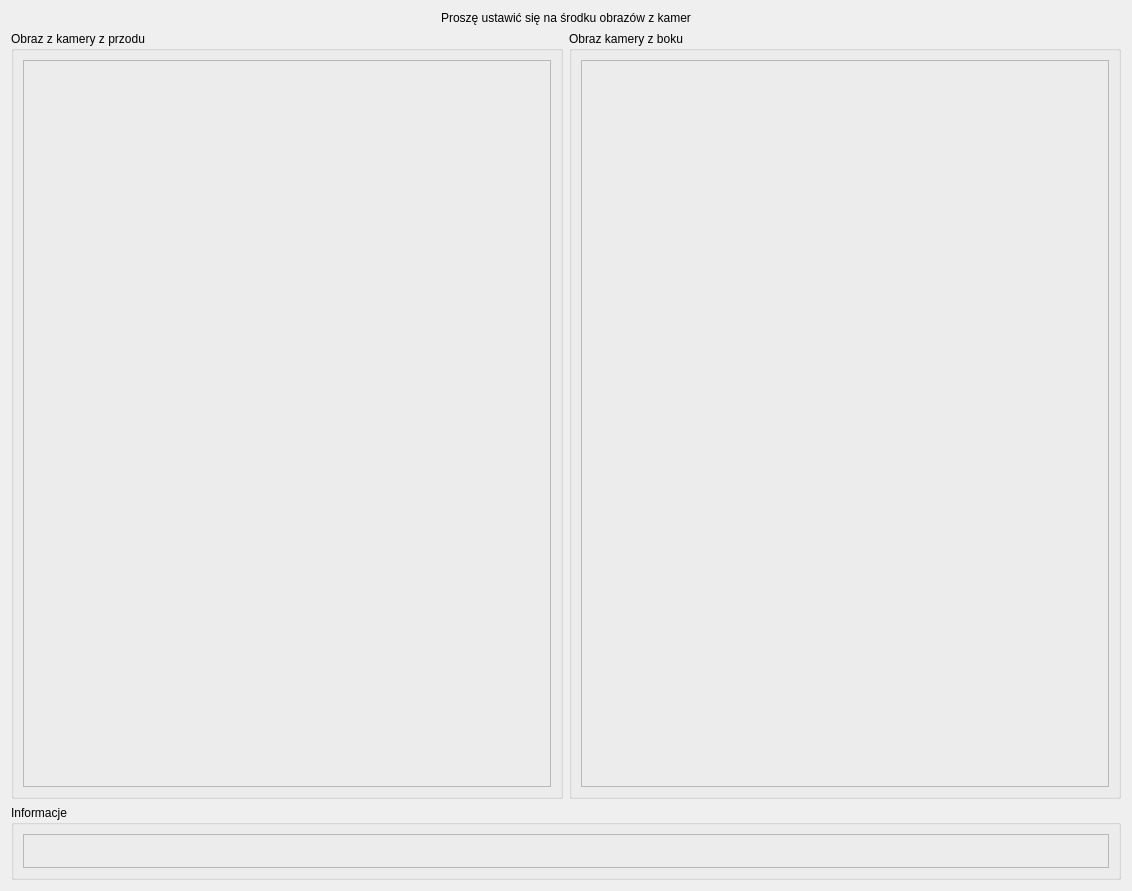
This is coach/interface/ui/camera_calibration_menu.ui in Daria34522/Trener_Personalny_Czacza as Qt 5 draws it before an edit. The edited form follows.
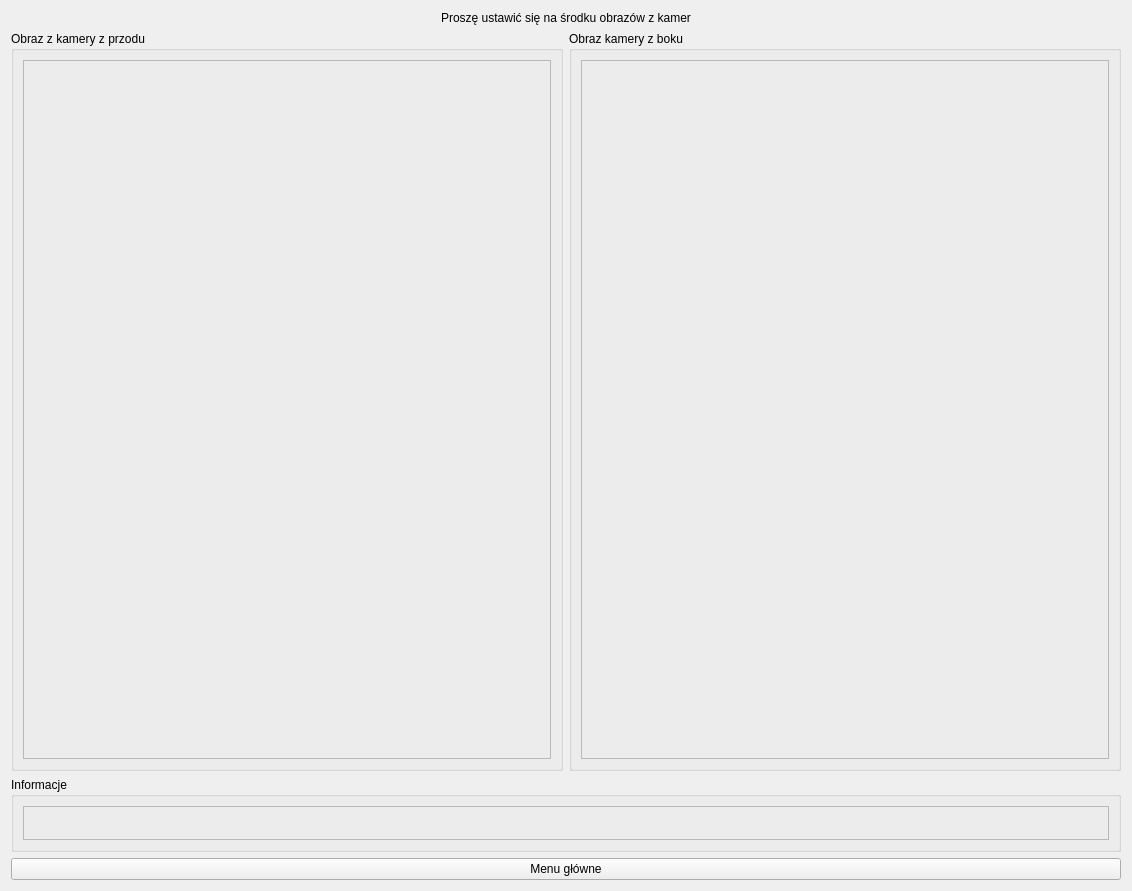
This is the edited form.

Diff of the .ui file:
```diff
--- a/coach/interface/ui/camera_calibration_menu.ui
+++ b/coach/interface/ui/camera_calibration_menu.ui
@@ -103,6 +103,13 @@
      </layout>
     </widget>
    </item>
+   <item>
+          <widget class="QPushButton" name="Main_menu">
+           <property name="text">
+            <string>Menu główne</string>
+           </property>
+          </widget>
+         </item>
   </layout>
  </widget>
  <resources/>
```
